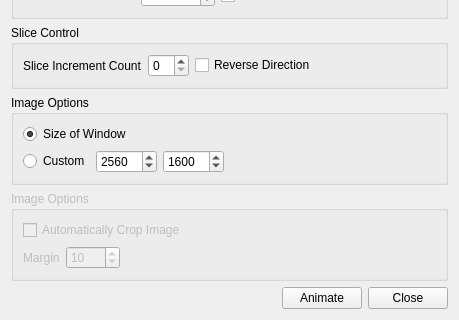
Qt form src/GuiQt/MovieDialog.ui (Washington-University/workbench) before a commit; both pictures show x 0 to 459 and y 225 to 545 of the 459 by 545 pixel window.
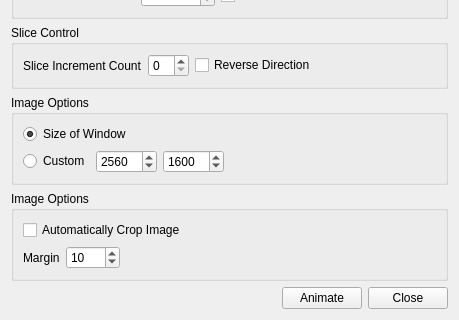
The same form after that commit.

Commit message: Enabled image cropping functionality.

Patch:
```diff
--- a/src/GuiQt/MovieDialog.ui
+++ b/src/GuiQt/MovieDialog.ui
@@ -340,7 +340,7 @@
    <item>
     <widget class="QGroupBox" name="imageOptionsGroupBox">
      <property name="enabled">
-      <bool>false</bool>
+      <bool>true</bool>
      </property>
      <property name="title">
       <string>Image Options</string>
@@ -351,7 +351,7 @@
         <item>
          <widget class="QCheckBox" name="cropImageCheckBox">
           <property name="enabled">
-           <bool>false</bool>
+           <bool>true</bool>
           </property>
           <property name="text">
            <string>Automatically Crop Image</string>
@@ -365,7 +365,7 @@
         <item>
          <widget class="QLabel" name="marginLabel">
           <property name="enabled">
-           <bool>false</bool>
+           <bool>true</bool>
           </property>
           <property name="text">
            <string>Margin</string>
@@ -375,7 +375,7 @@
         <item>
          <widget class="QSpinBox" name="marginSpinBox">
           <property name="enabled">
-           <bool>false</bool>
+           <bool>true</bool>
           </property>
           <property name="maximum">
            <number>1000</number>
```
The commit also changes 2 other files.
